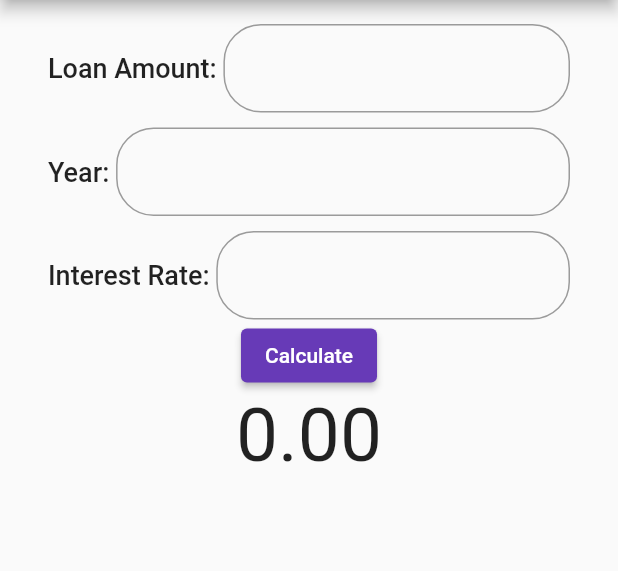
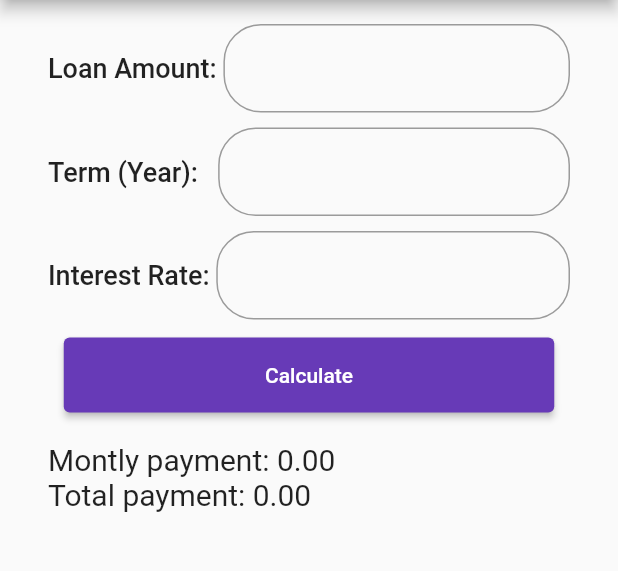
Before and after one commit to junhong8074/Load-Calculator, a Flutter app: the screen it shows after launch, on a phone screen of 412 x 824 dp, the part 84-655 px from its top. Run offline on Flutter 3.47's test engine with Material 2 defaults, Android fonts, the phone set to English and light mode, and no system bars.

Commit message:
Add files via upload

```diff
--- a/lib/calc.dart
+++ b/lib/calc.dart
@@ -16,7 +16,7 @@ class _MyAppState extends State<MyApp> {
   TextEditingController numa = TextEditingController();
   TextEditingController numb = TextEditingController();
   TextEditingController numc = TextEditingController();
-  double montlypay = 0.0;
+  double montlypay = 0.0, totalpay = 0.0;
 
 
   @override
@@ -50,7 +50,7 @@ class _MyAppState extends State<MyApp> {
             Row(
             mainAxisAlignment: MainAxisAlignment.spaceEvenly,
               children: [
-                const Text("Year: ",
+                const Text("Term (Year):   ",
                 style: TextStyle(fontSize: 18, fontWeight: FontWeight.w500),
                 ),
                 Flexible(child: TextField(
@@ -78,11 +78,46 @@ class _MyAppState extends State<MyApp> {
                 ))
               ],
             ),
-            ElevatedButton(onPressed: onPressed, child: const Text("Calculate")),
+
+
+            const SizedBox(height: 12,),
+
+            SizedBox(
+              width: 327,
+              height: 50,
+              child: ElevatedButton(
+                onPressed: onPressed,
+                child: const Text("Calculate")),
+            ),
+
+            const SizedBox(height: 20,),
+
+            Row(
+              mainAxisAlignment:MainAxisAlignment.start,
+              children: [
+            const Text(
+              "Montly payment: ",
+              style: TextStyle(fontSize: 20),
+            ),
             Text(
               montlypay.toStringAsFixed(2),
-              style: const TextStyle(fontSize: 50),
+              style: const TextStyle(fontSize: 20),
             )
+            ]
+            ),
+            Row(
+              mainAxisAlignment:MainAxisAlignment.start,
+              children: [
+            const Text(
+              "Total payment: ",
+              style: TextStyle(fontSize: 20),
+            ),
+            Text(
+              totalpay.toStringAsFixed(2),
+              style: const TextStyle(fontSize: 20),
+            )
+            ]
+            ),
           ],
           )
         ),
@@ -97,5 +132,6 @@ class _MyAppState extends State<MyApp> {
     int ttmonth = int.parse(numb.text)*12;
     montlypay = lamount/(((pow((1+pinterest), ttmonth))-1)/(pinterest*(pow((1+pinterest), ttmonth))));
     setState(() {});
+    totalpay = ttmonth*montlypay;
   }
 }
--- a/lib/main.dart
+++ b/lib/main.dart
@@ -38,7 +38,7 @@ class _SplashScreenState extends State<SplashScreen> {
                 const SizedBox(height: 10),
                 const Text(
                   style: TextStyle(fontSize: 32),
-                  "Load Calculator")
+                  "Loan Calculator")
                 ]
             )
           )
```
